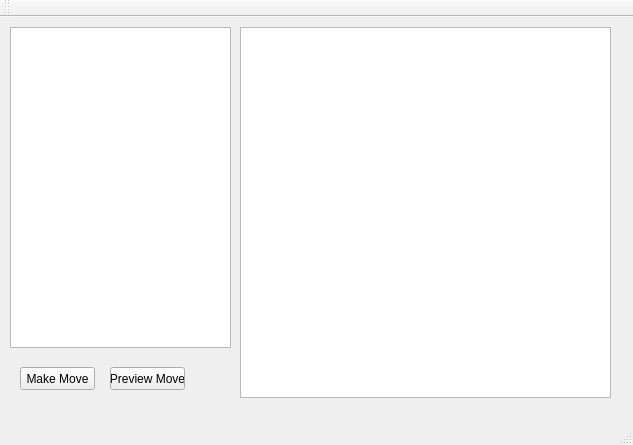
The window that minigo/MiniGo.ui (schibalt/minigo) describes before a commit, drawn with Qt 5.
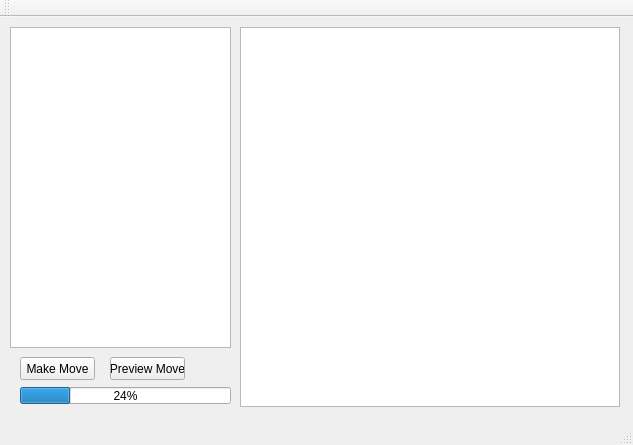
The same window after the commit.

```diff
--- a/minigo/MiniGo.ui
+++ b/minigo/MiniGo.ui
@@ -19,8 +19,8 @@
      <rect>
       <x>240</x>
       <y>10</y>
-      <width>371</width>
-      <height>371</height>
+      <width>380</width>
+      <height>380</height>
      </rect>
     </property>
    </widget>
@@ -28,7 +28,7 @@
     <property name="geometry">
      <rect>
       <x>110</x>
-      <y>350</y>
+      <y>340</y>
       <width>75</width>
       <height>23</height>
      </rect>
@@ -41,7 +41,7 @@
     <property name="geometry">
      <rect>
       <x>20</x>
-      <y>350</y>
+      <y>340</y>
       <width>75</width>
       <height>23</height>
      </rect>
@@ -60,6 +60,19 @@
      </rect>
     </property>
    </widget>
+   <widget class="QProgressBar" name="progressBar">
+    <property name="geometry">
+     <rect>
+      <x>20</x>
+      <y>370</y>
+      <width>211</width>
+      <height>17</height>
+     </rect>
+    </property>
+    <property name="value">
+     <number>24</number>
+    </property>
+   </widget>
   </widget>
   <widget class="QMenuBar" name="menuBar">
    <property name="geometry">
```
